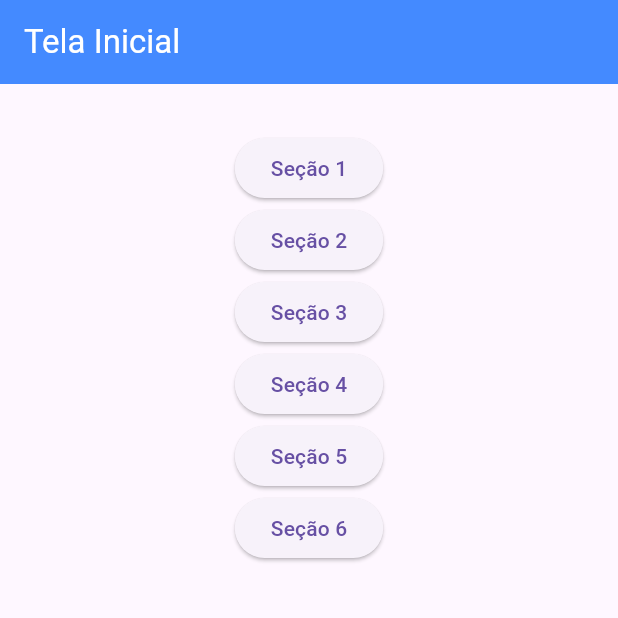
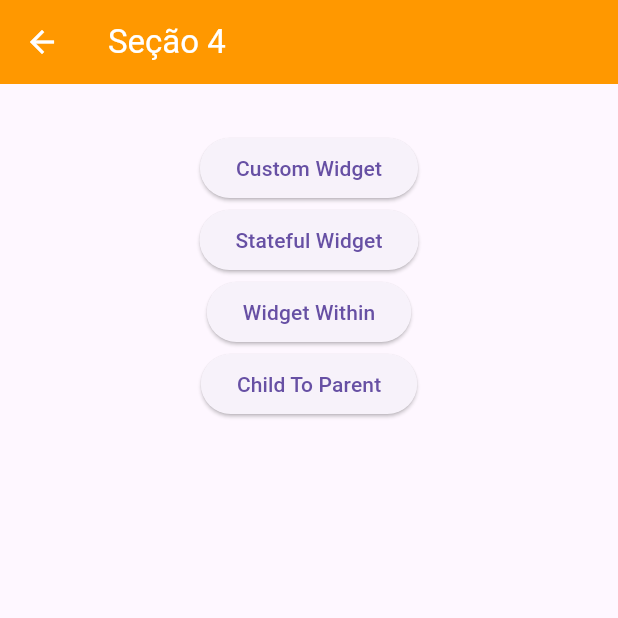
Before and after one commit to alexclemente1985/TreinosFlutter, a Flutter app: the screen it shows after launch, after a tap on "Seção 4", on a phone screen of 412 x 824 dp, the top half of it. Run offline on Flutter 3.47's test engine with Material 3 defaults, Android fonts, the phone set to English and light mode, and no system bars; our stand-ins replace nimble_charts.

Commit message:
Flutter Intermediate Course - Section 4

```diff
--- a/lib/home.dart
+++ b/lib/home.dart
@@ -39,7 +39,9 @@ class HomeState extends State<Home> {
                 child: Text("Seção 3")
               ),
               ElevatedButton(
-                onPressed: (){},
+                onPressed: (){
+                   Navigator.pushNamed(context,"/section4", arguments: 1);
+                },
                 child: Text("Seção 4")
               ),
               ElevatedButton(
--- a/lib/main.dart
+++ b/lib/main.dart
@@ -14,6 +14,11 @@ import 'package:flutter_intermediate/sections/section_3/animated_pie_chart.dart'
 import 'package:flutter_intermediate/sections/section_3/charts.dart';
 import 'package:flutter_intermediate/sections/section_3/grouping_data.dart';
 import 'package:flutter_intermediate/sections/section_3/section_3.dart';
+import 'package:flutter_intermediate/sections/section_4/child_to_parent.dart';
+import 'package:flutter_intermediate/sections/section_4/custom_widget.dart';
+import 'package:flutter_intermediate/sections/section_4/section_4.dart';
+import 'package:flutter_intermediate/sections/section_4/stateful_widget.dart';
+import 'package:flutter_intermediate/sections/section_4/widget_within.dart';
 
 Map<String, String> routePaths = {
    "home": "/",
@@ -30,7 +35,12 @@ Map<String, String> routePaths = {
     "section3": "/section3",
     "charts": "/section3/charts",
     "grouping_data": "/section3/grouping_data",
-    "animated_pie_charts": "/section3/animated_pie_charts"
+    "animated_pie_charts": "/section3/animated_pie_charts",
+    "section4": "/section4",
+    "custom_widget": "/section4/custom_widget",
+    "stateful_widget": "/section4/stateful_widget",
+    "widget_within": "/section4/widget_within",
+    "child_to_parent": "/section4/child_to_parent",
 };
 
 Map<String, WidgetBuilder> routes = {
@@ -49,6 +59,11 @@ Map<String, WidgetBuilder> routes = {
     routePaths["charts"]!: (BuildContext context) => Charts(),
     routePaths["grouping_data"]!: (BuildContext context) => GroupingData(),
     routePaths["animated_pie_charts"]!: (BuildContext context) => AnimatedPieChart(),
+    routePaths["section4"]!: (BuildContext context) => Section4(routes: routePaths),
+    routePaths["custom_widget"]!: (BuildContext context) => CustomWidget(),
+    routePaths["stateful_widget"]!: (BuildContext context) => StatefulWidgetComponent(),
+    routePaths["widget_within"]!: (BuildContext context) => WidgetWithin(),
+    routePaths["child_to_parent"]!: (BuildContext context) => ChildToParent(),
 
 };
 
--- a/lib/sections/section_3/grouping_data.dart
+++ b/lib/sections/section_3/grouping_data.dart
@@ -66,7 +66,7 @@ class GroupingDataState extends State<GroupingData>{
       appBar: AppBar(
         title: Text("GroupingData"),
         backgroundColor: Colors.teal,
-        foregroundColor: Colors.white,
+        foregroundColor: const Color.from(alpha: 1, red: 1, green: 1, blue: 1),
       ),
       body: Container(
         padding: EdgeInsets.all(32),
--- /dev/null
+++ b/lib/sections/section_4/section_4.dart
@@ -0,0 +1,57 @@
+import 'package:flutter/material.dart';
+
+class Section4 extends StatefulWidget{
+  Map<String, String> routes;
+
+  Section4({required this.routes});
+
+  @override
+  State<StatefulWidget> createState() => Section4State();
+}
+
+class Section4State extends State<Section4>{
+  @override
+  Widget build(BuildContext context) {
+    return Scaffold(
+      appBar: AppBar(
+        title: Text('Seção 4'),
+        backgroundColor: Colors.orange,
+        foregroundColor: Colors.white,
+      ),
+      body: Padding(
+        padding: EdgeInsets.all(32),
+        child: Center(
+          child: Column(
+            children: [
+              ElevatedButton(
+                onPressed: (){
+                  Navigator.pushNamed(context, widget.routes['custom_widget']!);
+                },
+                child: Text('Custom Widget')
+              ),
+              ElevatedButton(
+                onPressed: (){
+                  Navigator.pushNamed(context, widget.routes['stateful_widget']!);
+                },
+                child: Text('Stateful Widget')
+              ),
+              ElevatedButton(
+                onPressed: (){
+                  Navigator.pushNamed(context, widget.routes['widget_within']!);
+                },
+                child: Text('Widget Within')
+              ),
+              ElevatedButton(
+                onPressed: (){
+                  Navigator.pushNamed(context, widget.routes['child_to_parent']!);
+                },
+                child: Text('Child To Parent')
+              )
+            ],
+          ),
+        ),
+      ),
+    );
+  }
+
+}
--- /dev/null
+++ b/lib/sections/section_4/stateful_widget.dart
@@ -0,0 +1,50 @@
+import 'dart:async';
+
+import 'package:flutter/gestures.dart';
+import 'package:flutter/material.dart';
+import 'package:intl/intl.dart';
+
+class StatefulWidgetComponent extends StatefulWidget{
+  @override
+  State<StatefulWidget> createState() => StatefulWidgetState();
+}
+
+class StatefulWidgetState extends State<StatefulWidgetComponent>{
+  String _value = 'Isto é um teste de state';
+  late Timer _timer;
+
+  @override
+  void initState() {
+    _timer = Timer.periodic(Duration(seconds: 1), _onTimer);
+  }
+
+  void _onTimer(Timer timer){
+    var now = DateTime.now();
+    var formatter = DateFormat('hh:mm:ss');
+    String formatted = formatter.format(now);
+    setState(() => _value = formatted);
+  }
+
+  @override
+  Widget build(BuildContext context) {
+    return Scaffold(
+      appBar: AppBar(
+        title: Text('Stateful Widget'),
+        backgroundColor: Colors.orange,
+        foregroundColor: Colors.white,
+      ),
+      body: Container(
+        padding: EdgeInsets.all(32),
+        child: Center(
+          child: Column(
+            children: [
+              Text("Que horas são?"),
+              Text(_value, style: TextStyle(fontSize: 32),)
+            ],
+          ),
+        ),
+      ),
+    );
+  }
+
+}
--- /dev/null
+++ b/lib/sections/section_4/widgets/custom_widget_test.dart
@@ -0,0 +1,11 @@
+import 'package:flutter/widgets.dart';
+
+class CustomWidgetTest extends StatelessWidget{
+  @override
+  Widget build(BuildContext context) {
+    return Container(
+      padding: EdgeInsets.all(32),
+      child: Text('Este é um widget customizado'),
+    );
+  }
+}
--- a/pubspec.yaml
+++ b/pubspec.yaml
@@ -10,6 +10,7 @@ dependencies:
   flutter:
     sdk: flutter
   nimble_charts: ^0.5.0-beta
+  intl: ^0.19.0
 
 dev_dependencies:
   flutter_test:
```
Also changed, not shown: lib/sections/section_4/child_to_parent.dart (added, +47 -0 lines), lib/sections/section_4/custom_widget.dart (added, +31 -0 lines), lib/sections/section_4/widget_within.dart (added, +32 -0 lines), lib/sections/section_4/widgets/authenticator.dart (added, +64 -0 lines), lib/sections/section_4/widgets/time_counter.dart (added, +80 -0 lines), lib/sections/section_4/widgets/time_display.dart (added, +32 -0 lines), pubspec.lock.
